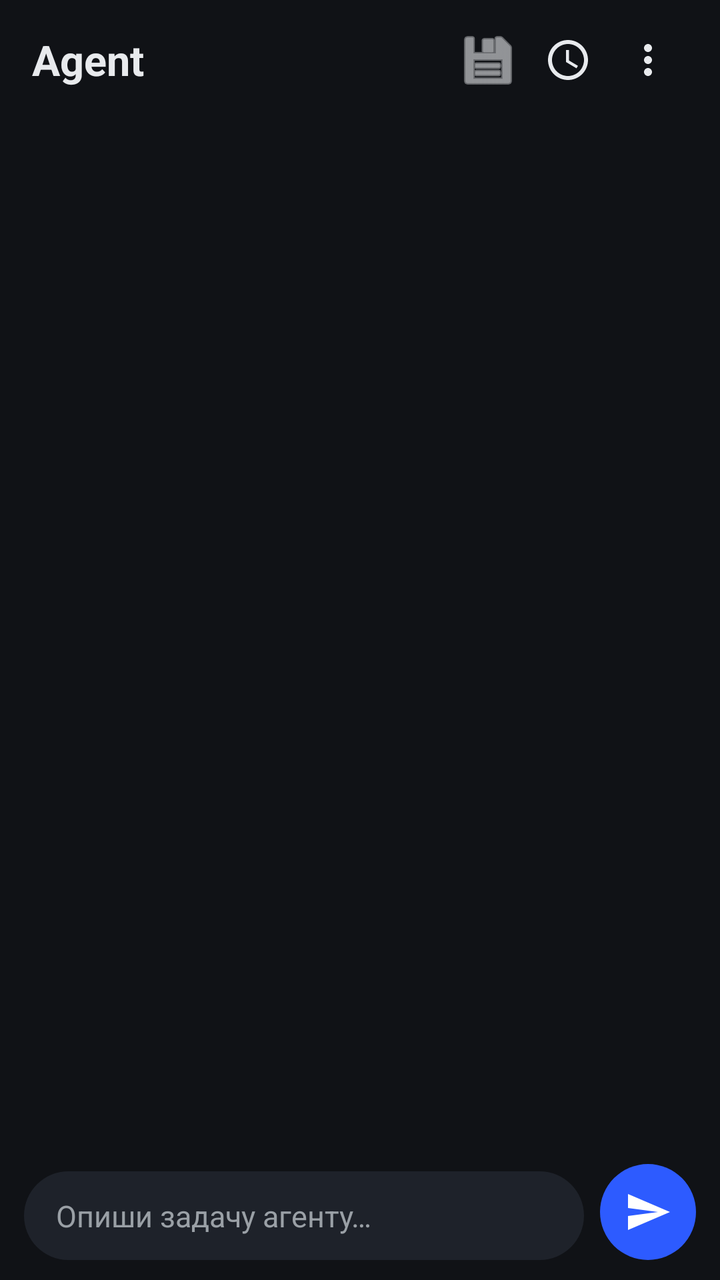
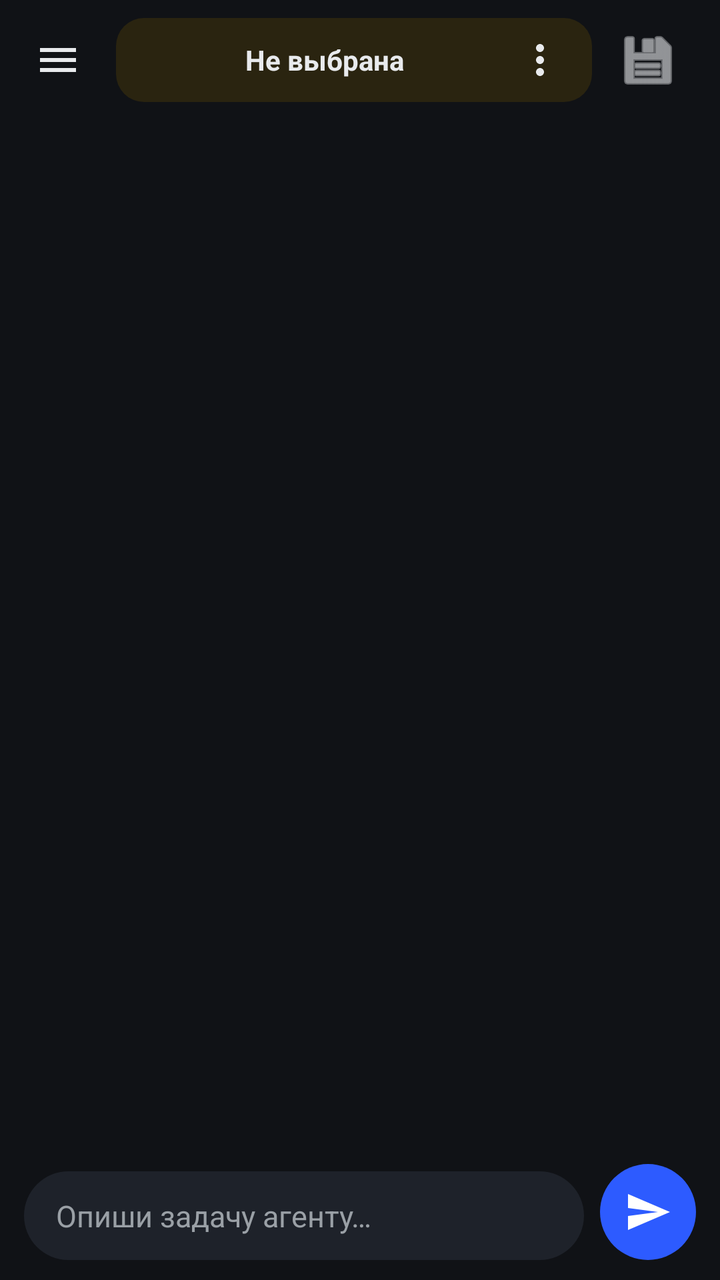

Before-and-after screenshots of an Android layout around one commit, followed by the original layout XML and the change that was made.
<!-- AndroidManifest.xml: application theme Theme.Agent -->
<!-- res/layout/activity_main.xml -->
<?xml version="1.0" encoding="utf-8"?>
<LinearLayout xmlns:android="http://schemas.android.com/apk/res/android"
    android:layout_width="match_parent"
    android:layout_height="match_parent"
    android:orientation="vertical"
    android:background="@color/chat_background">

    <LinearLayout
        android:layout_width="match_parent"
        android:layout_height="60dp"
        android:orientation="horizontal"
        android:gravity="center_vertical"
        android:paddingHorizontal="16dp">

        <TextView
            android:layout_width="0dp"
            android:layout_height="wrap_content"
            android:layout_weight="1"
            android:text="@string/app_name"
            android:textColor="@color/text_primary"
            android:textSize="21sp"
            android:textStyle="bold" />

        <ImageButton
            android:id="@+id/btnFolder"
            android:layout_width="40dp"
            android:layout_height="40dp"
            android:background="?attr/selectableItemBackgroundBorderless"
            android:contentDescription="@string/folder"
            android:src="@android:drawable/ic_menu_save"
            android:tint="@color/text_primary" />

        <ImageButton
            android:id="@+id/btnHistory"
            android:layout_width="40dp"
            android:layout_height="40dp"
            android:background="?attr/selectableItemBackgroundBorderless"
            android:contentDescription="@string/history"
            android:src="@drawable/ic_history" />

        <ImageButton
            android:id="@+id/btnMenu"
            android:layout_width="40dp"
            android:layout_height="40dp"
            android:background="?attr/selectableItemBackgroundBorderless"
            android:contentDescription="@string/menu"
            android:src="@drawable/ic_dots" />
    </LinearLayout>

    <TextView
        android:id="@+id/workspaceLabel"
        android:layout_width="match_parent"
        android:layout_height="wrap_content"
        android:paddingHorizontal="16dp"
        android:textColor="@color/text_secondary"
        android:textSize="11sp"
        android:maxLines="2"
        android:ellipsize="middle" />

    <TextView
        android:id="@+id/chatTitleLabel"
        android:layout_width="match_parent"
        android:layout_height="wrap_content"
        android:paddingHorizontal="16dp"
        android:paddingBottom="4dp"
        android:textColor="@color/text_secondary"
        android:textSize="13sp"
        android:maxLines="1"
        android:ellipsize="end" />

    <androidx.recyclerview.widget.RecyclerView
        android:id="@+id/chatList"
        android:layout_width="match_parent"
        android:layout_height="0dp"
        android:layout_weight="1"
        android:clipToPadding="false"
        android:padding="12dp" />

    <LinearLayout
        android:layout_width="match_parent"
        android:layout_height="wrap_content"
        android:orientation="horizontal"
        android:gravity="bottom"
        android:paddingLeft="12dp"
        android:paddingRight="12dp"
        android:paddingTop="6dp"
        android:paddingBottom="10dp">

        <EditText
            android:id="@+id/inputField"
            android:layout_width="0dp"
            android:layout_height="wrap_content"
            android:layout_weight="1"
            android:background="@drawable/bg_input"
            android:hint="@string/input_hint"
            android:maxLines="6"
            android:inputType="textMultiLine|textCapSentences"
            android:paddingHorizontal="16dp"
            android:paddingVertical="12dp"
            android:textColor="@color/text_primary"
            android:textColorHint="@color/text_secondary"
            android:textSize="15sp" />

        <ImageButton
            android:id="@+id/btnSend"
            android:layout_width="48dp"
            android:layout_height="48dp"
            android:layout_marginStart="8dp"
            android:background="@drawable/bg_send"
            android:contentDescription="@string/send"
            android:src="@drawable/ic_send"
            android:padding="12dp" />
    </LinearLayout>
</LinearLayout>
<!-- resources referenced by this layout -->
<resources>
  <color name="chat_background">#101216</color>
  <color name="text_primary">#E8EAED</color>
  <color name="text_secondary">#9AA0A6</color>
  <!-- drawable bg_input (drawable) -->
  <?xml version="1.0" encoding="utf-8"?>
  <shape xmlns:android="http://schemas.android.com/apk/res/android">
      <solid android:color="#1E222A" />
      <corners android:radius="24dp" />
  </shape>
  <!-- drawable bg_send (drawable) -->
  <?xml version="1.0" encoding="utf-8"?>
  <shape xmlns:android="http://schemas.android.com/apk/res/android" android:shape="oval">
      <solid android:color="@color/bubble_user" />
  </shape>
  <!-- drawable ic_dots (drawable) -->
  <?xml version="1.0" encoding="utf-8"?>
  <vector xmlns:android="http://schemas.android.com/apk/res/android"
      android:width="24dp" android:height="24dp"
      android:viewportWidth="24" android:viewportHeight="24"
      android:tint="#E8EAED">
      <path android:fillColor="#E8EAED" android:pathData="M12,8c1.1,0 2,-0.9 2,-2s-0.9,-2 -2,-2 -2,0.9 -2,2 0.9,2 2,2zM12,10c-1.1,0 -2,0.9 -2,2s0.9,2 2,2 2,-0.9 2,-2 -0.9,-2 -2,-2 -2,0.9 -2,2 0.9,2 2,2zM12,16c-1.1,0 -2,0.9 -2,2s0.9,2 2,2 2,-0.9 2,-2 -0.9,-2 -2,-2z"/>
  </vector>
  <!-- drawable ic_history (drawable) -->
  <?xml version="1.0" encoding="utf-8"?>
  <vector xmlns:android="http://schemas.android.com/apk/res/android"
      android:width="24dp" android:height="24dp"
      android:viewportWidth="24" android:viewportHeight="24"
      android:tint="#E8EAED">
      <path android:fillColor="#E8EAED" android:pathData="M11.99,2C6.47,2 2,6.48 2,12s4.47,10 9.99,10C17.52,22 22,17.52 22,12S17.52,2 11.99,2zM12,20c-4.42,0 -8,-3.58 -8,-8s3.58,-8 8,-8 8,3.58 8,8 -3.58,8 -8,8zM12.5,7H11v6l5.25,3.15 0.75,-1.23 -4.5,-2.67z"/>
  </vector>
  <!-- drawable ic_send (drawable) -->
  <?xml version="1.0" encoding="utf-8"?>
  <vector xmlns:android="http://schemas.android.com/apk/res/android"
      android:width="24dp" android:height="24dp"
      android:viewportWidth="24" android:viewportHeight="24"
      android:tint="#FFFFFF">
      <path android:fillColor="#FFFFFF" android:pathData="M2.01,21L23,12 2.01,3 2,10l15,2 -15,2z"/>
  </vector>
  <string name="app_name">Agent</string>
  <string name="folder">Папка</string>
  <string name="history">История</string>
  <string name="input_hint">Опиши задачу агенту…</string>
  <string name="menu">Меню</string>
  <string name="send">Отправить</string>
  <style name="Theme.Agent" parent="Theme.Material3.Dark.NoActionBar">
          <item name="android:windowBackground">@color/chat_background</item>
          <item name="colorPrimary">@color/bubble_user</item>
      </style>
  <color name="bubble_user">#2D5BFF</color>
</resources>

<!-- the commit's change to res/layout/activity_main.xml (unified diff, before → after) -->
@@ -1,114 +1,243 @@
 <?xml version="1.0" encoding="utf-8"?>
-<LinearLayout xmlns:android="http://schemas.android.com/apk/res/android"
+<androidx.drawerlayout.widget.DrawerLayout xmlns:android="http://schemas.android.com/apk/res/android"
+    android:id="@+id/drawerLayout"
     android:layout_width="match_parent"
     android:layout_height="match_parent"
-    android:orientation="vertical"
-    android:background="@color/chat_background">
-
+    android:fitsSystemWindows="false">
+
+    
     <LinearLayout
         android:layout_width="match_parent"
-        android:layout_height="60dp"
-        android:orientation="horizontal"
-        android:gravity="center_vertical"
-        android:paddingHorizontal="16dp">
-
-        <TextView
-            android:layout_width="0dp"
-            android:layout_height="wrap_content"
+        android:layout_height="match_parent"
+        android:orientation="vertical"
+        android:background="@color/chat_background">
+
+        <LinearLayout
+            android:layout_width="match_parent"
+            android:layout_height="60dp"
+            android:orientation="horizontal"
+            android:gravity="center_vertical"
+            android:paddingLeft="8dp"
+            android:paddingRight="16dp">
+
+            <ImageButton
+                android:id="@+id/btnDrawer"
+                android:layout_width="42dp"
+                android:layout_height="42dp"
+                android:background="?attr/selectableItemBackgroundBorderless"
+                android:contentDescription="@string/chats"
+                android:src="@drawable/ic_drawer"
+                android:tint="@color/text_primary" />
+
+            
+            <TextView
+                android:id="@+id/btnModelSelector"
+                android:layout_width="0dp"
+                android:layout_height="wrap_content"
+                android:layout_weight="1"
+                android:layout_marginHorizontal="8dp"
+                android:background="@drawable/bg_chip"
+                android:clickable="true"
+                android:focusable="true"
+                android:drawableEnd="@drawable/ic_dots"
+                android:drawablePadding="6dp"
+                android:ellipsize="middle"
+                android:gravity="center"
+                android:maxLines="1"
+                android:paddingHorizontal="14dp"
+                android:paddingVertical="9dp"
+                android:text="@string/model_none"
+                android:textColor="@color/text_primary"
+                android:textSize="14sp"
+                android:textStyle="bold" />
+
+            <ImageButton
+                android:id="@+id/btnFolder"
+                android:layout_width="40dp"
+                android:layout_height="40dp"
+                android:background="?attr/selectableItemBackgroundBorderless"
+                android:contentDescription="@string/folder"
+                android:src="@android:drawable/ic_menu_save"
+                android:tint="@color/text_primary" />
+        </LinearLayout>
+
+        <TextView
+            android:id="@+id/workspaceLabel"
+            android:layout_width="match_parent"
+            android:layout_height="wrap_content"
+            android:paddingHorizontal="16dp"
+            android:textColor="@color/text_secondary"
+            android:textSize="11sp"
+            android:maxLines="2"
+            android:ellipsize="middle" />
+
+        <androidx.recyclerview.widget.RecyclerView
+            android:id="@+id/chatList"
+            android:layout_width="match_parent"
+            android:layout_height="0dp"
             android:layout_weight="1"
+            android:clipToPadding="false"
+            android:padding="12dp" />
+
+        <LinearLayout
+            android:layout_width="match_parent"
+            android:layout_height="wrap_content"
+            android:orientation="horizontal"
+            android:gravity="bottom"
+            android:paddingLeft="12dp"
+            android:paddingRight="12dp"
+            android:paddingTop="6dp"
+            android:paddingBottom="10dp">
+
+            <EditText
+                android:id="@+id/inputField"
+                android:layout_width="0dp"
+                android:layout_height="wrap_content"
+                android:layout_weight="1"
+                android:background="@drawable/bg_input"
+                android:hint="@string/input_hint"
+                android:maxLines="6"
+                android:inputType="textMultiLine|textCapSentences"
+                android:paddingHorizontal="16dp"
+                android:paddingVertical="12dp"
+                android:textColor="@color/text_primary"
+                android:textColorHint="@color/text_secondary"
+                android:textSize="15sp" />
+
+            <ImageButton
+                android:id="@+id/btnSend"
+                android:layout_width="48dp"
+                android:layout_height="48dp"
+                android:layout_marginStart="8dp"
+                android:background="@drawable/bg_send"
+                android:contentDescription="@string/send"
+                android:src="@drawable/ic_send"
+                android:padding="12dp" />
+        </LinearLayout>
+    </LinearLayout>
+
+    
+    <LinearLayout
+        android:id="@+id/drawerPane"
+        android:layout_width="300dp"
+        android:layout_height="match_parent"
+        android:layout_gravity="start"
+        android:orientation="vertical"
+        android:background="#17191E"
+        android:paddingTop="18dp">
+
+        <TextView
+            android:layout_width="wrap_content"
+            android:layout_height="wrap_content"
+            android:paddingHorizontal="18dp"
             android:text="@string/app_name"
             android:textColor="@color/text_primary"
-            android:textSize="21sp"
+            android:textSize="20sp"
             android:textStyle="bold" />
 
-        <ImageButton
-            android:id="@+id/btnFolder"
-            android:layout_width="40dp"
-            android:layout_height="40dp"
-            android:background="?attr/selectableItemBackgroundBorderless"
-            android:contentDescription="@string/folder"
-            android:src="@android:drawable/ic_menu_save"
-            android:tint="@color/text_primary" />
-
-        <ImageButton
-            android:id="@+id/btnHistory"
-            android:layout_width="40dp"
-            android:layout_height="40dp"
-            android:background="?attr/selectableItemBackgroundBorderless"
-            android:contentDescription="@string/history"
-            android:src="@drawable/ic_history" />
-
-        <ImageButton
-            android:id="@+id/btnMenu"
-            android:layout_width="40dp"
-            android:layout_height="40dp"
-            android:background="?attr/selectableItemBackgroundBorderless"
-            android:contentDescription="@string/menu"
-            android:src="@drawable/ic_dots" />
+        <TextView
+            android:id="@+id/btnDrawerNewChat"
+            android:layout_width="match_parent"
+            android:layout_height="wrap_content"
+            android:layout_marginHorizontal="10dp"
+            android:layout_marginTop="10dp"
+            android:background="@drawable/bg_input"
+            android:clickable="true"
+            android:focusable="true"
+            android:gravity="center_vertical"
+            android:paddingHorizontal="14dp"
+            android:paddingVertical="12dp"
+            android:text="+ Новый чат"
+            android:textColor="@color/bubble_user"
+            android:textSize="15sp"
+            android:textStyle="bold" />
+
+        <TextView
+            android:layout_width="wrap_content"
+            android:layout_height="wrap_content"
+            android:paddingHorizontal="18dp"
+            android:paddingTop="14dp"
+            android:paddingBottom="6dp"
+            android:text="@string/chats"
+            android:textColor="@color/text_secondary"
+            android:textSize="12sp"
+            android:textAllCaps="true" />
+
+        <androidx.recyclerview.widget.RecyclerView
+            android:id="@+id/drawerChatList"
+            android:layout_width="match_parent"
+            android:layout_height="0dp"
+            android:layout_weight="1"
+            android:clipToPadding="false"
+            android:paddingHorizontal="10dp" />
+
+        <TextView
+            android:id="@+id/drawerEmptyLabel"
+            android:layout_width="match_parent"
+            android:layout_height="0dp"
+            android:layout_weight="1"
+            android:gravity="center"
+            android:paddingHorizontal="16dp"
+            android:text="@string/no_chats"
+            android:textColor="@color/text_secondary"
+            android:textSize="13sp"
+            android:visibility="gone" />
+
+        <View
+            android:layout_width="match_parent"
+            android:layout_height="1dp"
+            android:background="#262B33" />
+
+        
+        <TextView
+            android:id="@+id/drawerWorkspace"
+            android:layout_width="match_parent"
+            android:layout_height="wrap_content"
+            android:paddingHorizontal="18dp"
+            android:paddingTop="8dp"
+            android:textColor="@color/text_secondary"
+            android:textSize="11sp"
+            android:maxLines="2"
+            android:ellipsize="middle" />
+
+        <TextView
+            android:id="@+id/btnDrawerAccount"
+            android:layout_width="match_parent"
+            android:layout_height="wrap_content"
+            android:background="?attr/selectableItemBackground"
+            android:clickable="true"
+            android:focusable="true"
+            android:paddingHorizontal="18dp"
+            android:paddingVertical="13dp"
+            android:text="@string/account"
+            android:textColor="@color/text_primary"
+            android:textSize="15sp" />
+
+        <TextView
+            android:id="@+id/btnDrawerKeys"
+            android:layout_width="match_parent"
+            android:layout_height="wrap_content"
+            android:background="?attr/selectableItemBackground"
+            android:clickable="true"
+            android:focusable="true"
+            android:paddingHorizontal="18dp"
+            android:paddingVertical="13dp"
+            android:text="@string/api_keys"
+            android:textColor="@color/text_primary"
+            android:textSize="15sp" />
+
+        <TextView
+            android:id="@+id/btnDrawerFolder"
+            android:layout_width="match_parent"
+            android:layout_height="wrap_content"
+            android:background="?attr/selectableItemBackground"
+            android:clickable="true"
+            android:focusable="true"
+            android:paddingHorizontal="18dp"
+            android:paddingVertical="13dp"
+            android:paddingBottom="18dp"
+            android:text="@string/pick_folder"
+            android:textColor="@color/text_primary"
+            android:textSize="15sp" />
     </LinearLayout>
-
-    <TextView
-        android:id="@+id/workspaceLabel"
-        android:layout_width="match_parent"
-        android:layout_height="wrap_content"
-        android:paddingHorizontal="16dp"
-        android:textColor="@color/text_secondary"
-        android:textSize="11sp"
-        android:maxLines="2"
-        android:ellipsize="middle" />
-
-    <TextView
-        android:id="@+id/chatTitleLabel"
-        android:layout_width="match_parent"
-        android:layout_height="wrap_content"
-        android:paddingHorizontal="16dp"
-        android:paddingBottom="4dp"
-        android:textColor="@color/text_secondary"
-        android:textSize="13sp"
-        android:maxLines="1"
-        android:ellipsize="end" />
-
-    <androidx.recyclerview.widget.RecyclerView
-        android:id="@+id/chatList"
-        android:layout_width="match_parent"
-        android:layout_height="0dp"
-        android:layout_weight="1"
-        android:clipToPadding="false"
-        android:padding="12dp" />
-
-    <LinearLayout
-        android:layout_width="match_parent"
-        android:layout_height="wrap_content"
-        android:orientation="horizontal"
-        android:gravity="bottom"
-        android:paddingLeft="12dp"
-        android:paddingRight="12dp"
-        android:paddingTop="6dp"
-        android:paddingBottom="10dp">
-
-        <EditText
-            android:id="@+id/inputField"
-            android:layout_width="0dp"
-            android:layout_height="wrap_content"
-            android:layout_weight="1"
-            android:background="@drawable/bg_input"
-            android:hint="@string/input_hint"
-            android:maxLines="6"
-            android:inputType="textMultiLine|textCapSentences"
-            android:paddingHorizontal="16dp"
-            android:paddingVertical="12dp"
-            android:textColor="@color/text_primary"
-            android:textColorHint="@color/text_secondary"
-            android:textSize="15sp" />
-
-        <ImageButton
-            android:id="@+id/btnSend"
-            android:layout_width="48dp"
-            android:layout_height="48dp"
-            android:layout_marginStart="8dp"
-            android:background="@drawable/bg_send"
-            android:contentDescription="@string/send"
-            android:src="@drawable/ic_send"
-            android:padding="12dp" />
-    </LinearLayout>
-</LinearLayout>
+</androidx.drawerlayout.widget.DrawerLayout>
<!-- resource entries referenced after the edit -->
@@ -3,6 +3,12 @@
   <color name="chat_background">#101216</color>
   <color name="text_primary">#E8EAED</color>
   <color name="text_secondary">#9AA0A6</color>
+  <!-- drawable bg_chip (drawable) -->
+  <?xml version="1.0" encoding="utf-8"?>
+  <shape xmlns:android="http://schemas.android.com/apk/res/android">
+      <solid android:color="@color/bubble_tool" />
+      <corners android:radius="14dp" />
+  </shape>
   <!-- drawable bg_input (drawable) -->
   <?xml version="1.0" encoding="utf-8"?>
   <shape xmlns:android="http://schemas.android.com/apk/res/android">
@@ -22,13 +28,16 @@
       android:tint="#E8EAED">
       <path android:fillColor="#E8EAED" android:pathData="M12,8c1.1,0 2,-0.9 2,-2s-0.9,-2 -2,-2 -2,0.9 -2,2 0.9,2 2,2zM12,10c-1.1,0 -2,0.9 -2,2s0.9,2 2,2 2,-0.9 2,-2 -0.9,-2 -2,-2 -2,0.9 -2,2 0.9,2 2,2zM12,16c-1.1,0 -2,0.9 -2,2s0.9,2 2,2 2,-0.9 2,-2 -0.9,-2 -2,-2z"/>
   </vector>
-  <!-- drawable ic_history (drawable) -->
-  <?xml version="1.0" encoding="utf-8"?>
+  <!-- drawable ic_drawer (drawable) -->
   <vector xmlns:android="http://schemas.android.com/apk/res/android"
-      android:width="24dp" android:height="24dp"
-      android:viewportWidth="24" android:viewportHeight="24"
-      android:tint="#E8EAED">
-      <path android:fillColor="#E8EAED" android:pathData="M11.99,2C6.47,2 2,6.48 2,12s4.47,10 9.99,10C17.52,22 22,17.52 22,12S17.52,2 11.99,2zM12,20c-4.42,0 -8,-3.58 -8,-8s3.58,-8 8,-8 8,3.58 8,8 -3.58,8 -8,8zM12.5,7H11v6l5.25,3.15 0.75,-1.23 -4.5,-2.67z"/>
+      android:width="24dp"
+      android:height="24dp"
+      android:viewportWidth="24"
+      android:viewportHeight="24"
+      android:tint="?attr/colorControlNormal">
+      <path
+          android:fillColor="@android:color/white"
+          android:pathData="M3,18h18v-2H3v2zM3,13h18v-2H3v2zM3,6v2h18V6H3z"/>
   </vector>
   <!-- drawable ic_send (drawable) -->
   <?xml version="1.0" encoding="utf-8"?>
@@ -38,16 +47,21 @@
       android:tint="#FFFFFF">
       <path android:fillColor="#FFFFFF" android:pathData="M2.01,21L23,12 2.01,3 2,10l15,2 -15,2z"/>
   </vector>
+  <string name="account">Аккаунт</string>
+  <string name="api_keys">API ключи</string>
   <string name="app_name">Agent</string>
+  <string name="chats">Чаты</string>
   <string name="folder">Папка</string>
-  <string name="history">История</string>
   <string name="input_hint">Опиши задачу агенту…</string>
-  <string name="menu">Меню</string>
+  <string name="model_none">Не выбрана</string>
+  <string name="no_chats">Пока нет чатов</string>
+  <string name="pick_folder">Выбрать папку</string>
   <string name="send">Отправить</string>
   <style name="Theme.Agent" parent="Theme.Material3.Dark.NoActionBar">
           <item name="android:windowBackground">@color/chat_background</item>
           <item name="colorPrimary">@color/bubble_user</item>
       </style>
+  <color name="bubble_tool">#2A2410</color>
   <color name="bubble_user">#2D5BFF</color>
 </resources>
 
